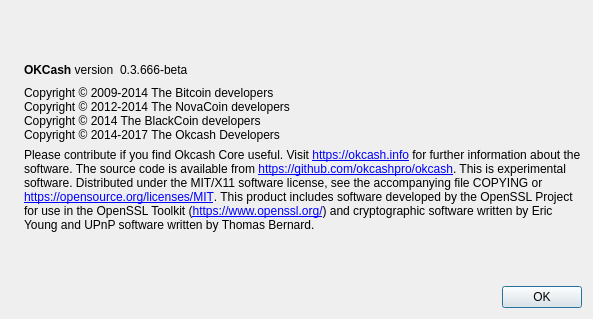
Above: src/qt/forms/aboutdialog.ui from okcashpro/okcash before the change. Below: the same form after it.
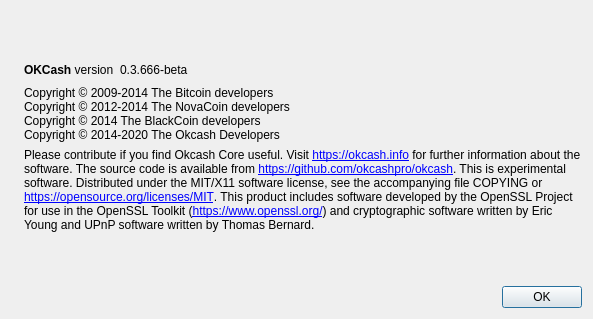
That is the form after the change. Icons and pictures are not drawn.

Diff of the .ui file:
```diff
--- a/src/qt/forms/aboutdialog.ui
+++ b/src/qt/forms/aboutdialog.ui
@@ -94,7 +94,7 @@
         <string>Copyright © 2009-2014 The Bitcoin developers
 Copyright © 2012-2014 The NovaCoin developers
 Copyright © 2014 The BlackCoin developers
-Copyright © 2014-2017 The Okcash Developers</string>
+Copyright © 2014-2020 The Okcash Developers</string>
        </property>
        <property name="textInteractionFlags">
         <set>Qt::LinksAccessibleByMouse|Qt::TextSelectableByKeyboard|Qt::TextSelectableByMouse</set>
```
